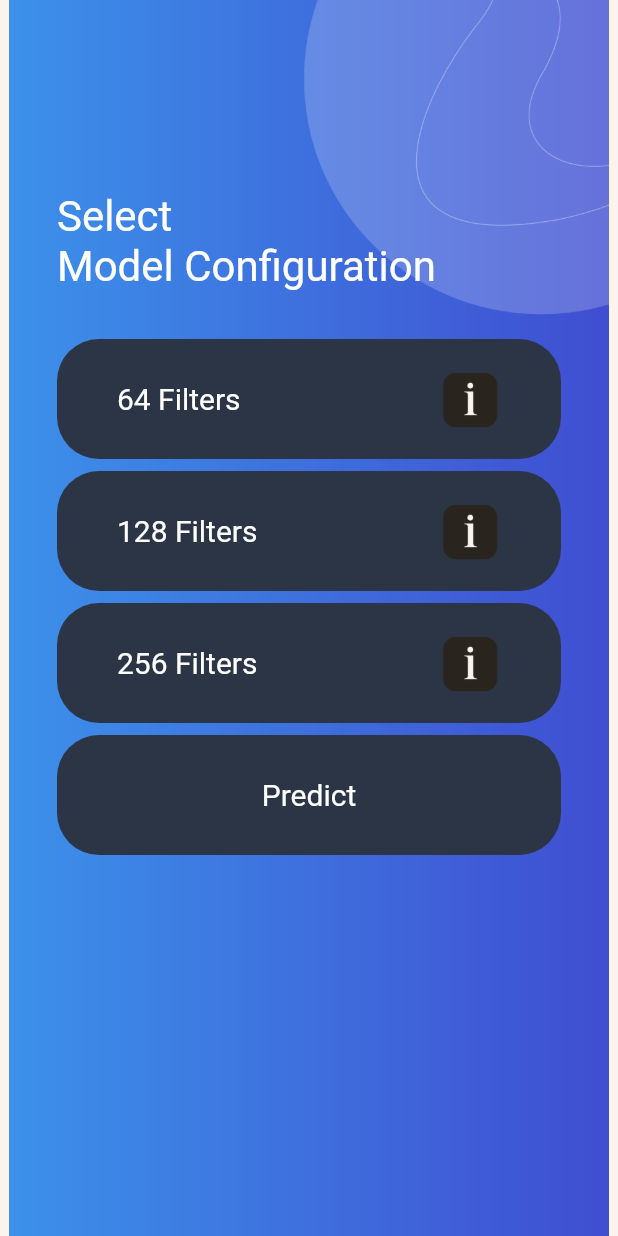
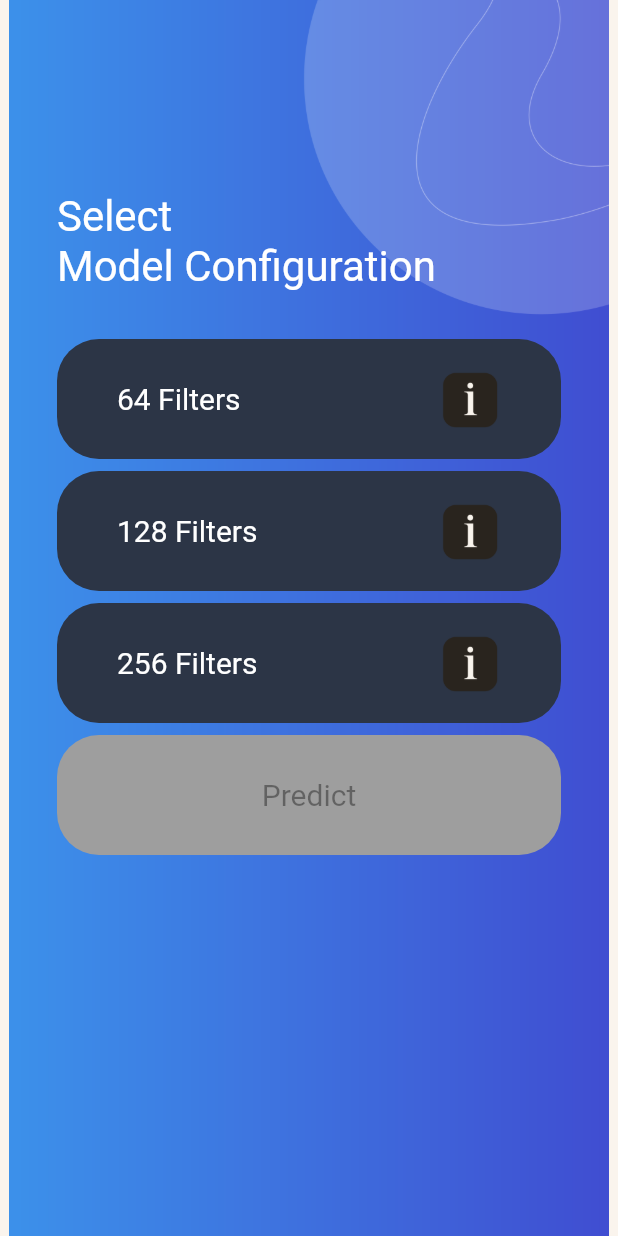
Before and after one commit to realdanielalexander/semantic-segmentation, a Flutter app: the screen it shows after launch, after a tap on "Start", on a phone screen of 412 x 824 dp. Run offline on Flutter 3.47's test engine with Material 2 defaults, Android fonts, the light colour scheme and no system bars; our stand-ins replace dio, file_picker, image_picker, modal_progress_hud_nsn, rxdart; missing offline and left inert: dart:html.

Commit message:
Change pictures and button designs

```diff
--- a/lib/method_selection.dart
+++ b/lib/method_selection.dart
@@ -95,7 +95,9 @@ class _MethodSelectionState extends State<MethodSelection> {
                               height: 80,
                               padding: EdgeInsets.symmetric(horizontal: 40),
                               decoration: BoxDecoration(
-                                color: _selectedArchitecture == '64' ? Color(0xFF404CD0) : Color(0xFF2C3546),
+                                color: Color(0xFF2C3546),
+                                // color: _selectedArchitecture == '64' ? Color(0xFF404CD0) : Color(0xFF2C3546),
+                                border: _selectedArchitecture == '64' ? Border.all(color: Colors.white,): null,
                                 borderRadius: BorderRadius.circular(28.0),
                               ),
                               child: Row(
@@ -123,7 +125,7 @@ class _MethodSelectionState extends State<MethodSelection> {
                                                           fontSize: 18,
                                                           fontWeight: FontWeight.bold
                                                       )),
-                                                  Text('Max Accuracy: 78% mIoU with 300 epochs and 0.0001 Learning Rate', textAlign: TextAlign.center)
+                                                  Text('Max Accuracy: 75.423% average validation mIoU with 300 epochs and 0.0001 learning rate', textAlign: TextAlign.center)
                                                 ],
                                               )
                                             );
@@ -148,7 +150,9 @@ class _MethodSelectionState extends State<MethodSelection> {
                               height: 80,
                               padding: EdgeInsets.symmetric(horizontal: 40),
                               decoration: BoxDecoration(
-                                color: _selectedArchitecture == '128' ? Color(0xFF404CD0) : Color(0xFF2C3546),
+                                color: Color(0xFF2C3546),
+                                // color: _selectedArchitecture == '64' ? Color(0xFF404CD0) : Color(0xFF2C3546),
+                                border: _selectedArchitecture == '128' ? Border.all(color: Colors.white,): null,
                                 borderRadius: BorderRadius.circular(28.0),
                               ),
                               child: Row(
@@ -176,7 +180,7 @@ class _MethodSelectionState extends State<MethodSelection> {
                                                             fontSize: 18,
                                                             fontWeight: FontWeight.bold
                                                         )),
-                                                    Text('Max Accuracy: 79% with 300 epochs and 0.0001 Learning Rate', textAlign: TextAlign.center)
+                                                    Text('Max Accuracy: 75.274% mean validation mIoU with 300 epochs and 0.0001 Learning Rate', textAlign: TextAlign.center)
                                                   ],
                                                 )
                                             );
@@ -201,7 +205,9 @@ class _MethodSelectionState extends State<MethodSelection> {
                               height: 80,
                               padding: EdgeInsets.symmetric(horizontal: 40),
                               decoration: BoxDecoration(
-                                color: _selectedArchitecture == '256' ? Color(0xFF404CD0) : Color(0xFF2C3546),
+                                color: Color(0xFF2C3546),
+                                // color: _selectedArchitecture == '64' ? Color(0xFF404CD0) : Color(0xFF2C3546),
+                                border: _selectedArchitecture == '256' ? Border.all(color: Colors.white,): null,
                                 borderRadius: BorderRadius.circular(28.0),
                               ),
                               child: Row(
@@ -229,7 +235,7 @@ class _MethodSelectionState extends State<MethodSelection> {
                                                             fontSize: 18,
                                                             fontWeight: FontWeight.bold
                                                         )),
-                                                    Text('Max Accuracy: 80% with 300 epochs and 0.0001 Learning Rate', textAlign: TextAlign.center)
+                                                    Text('Max Accuracy: 76.478% average validation mIoU with 300 epochs and 0.0001 Learning Rate', textAlign: TextAlign.center)
                                                   ],
                                                 )
                                             );
@@ -296,12 +302,12 @@ class _MethodSelectionState extends State<MethodSelection> {
                               height: 80,
                               padding: EdgeInsets.symmetric(horizontal: 40),
                               decoration: BoxDecoration(
-                                color: _selectedArchitecture != '' ? Color(0xFF404CD0) : Color(0xFF2C3546),
+                                color: _selectedArchitecture != '' ? Color(0xFF404CD0) : Colors.grey,
                                 borderRadius: BorderRadius.circular(28.0),
                               ),
                               child: Text('Predict', style: TextStyle(
                                   fontSize: 20.0,
-                                  color: Colors.white
+                                  color: _selectedArchitecture != '' ? Colors.white : Colors.black38,
                               )),
                           ),
                         ),
--- a/pubspec.yaml
+++ b/pubspec.yaml
@@ -70,7 +70,6 @@ flutter:
     - assets/images/FIRSTPAGE/
     - assets/images/LASTPAGE/
     - assets/images/NEXTPAGE/
-    - assets/tflite/
 
   # An image asset can refer to one or more resolution-specific "variants", see
   # https://flutter.dev/assets-and-images/#resolution-aware.
```
Also changed, not shown: assets/tflite/deeplabv3_25epochs_bandung_focalloss_iou.txt (deleted, +0 -10 lines), assets/images/NEXTPAGE/ARSI-128.png, assets/images/NEXTPAGE/ARSI-256.png, assets/images/NEXTPAGE/ARSI-64.png.
